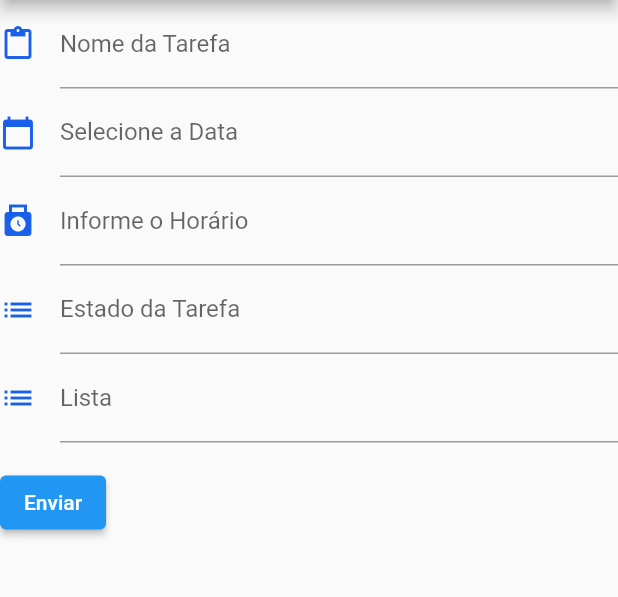
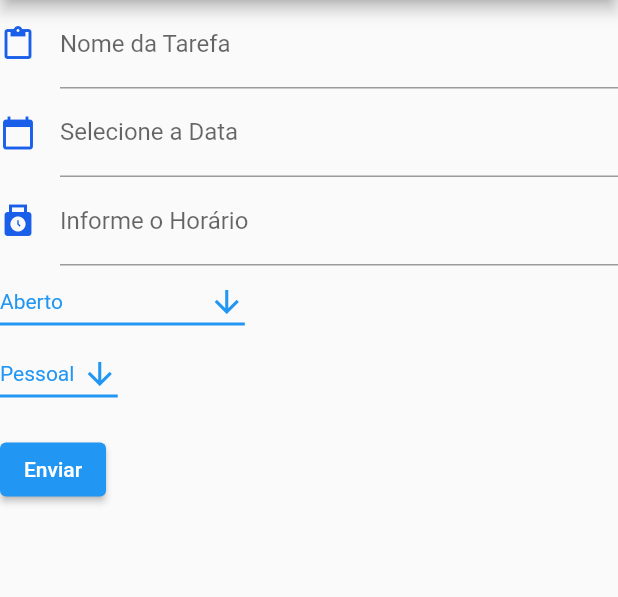
Before and after one commit to lucasvt/tarefas, a Flutter app: the screen it shows after launch, after a tap on "Adicionar Nova tarefa", on a phone screen of 412 x 824 dp, the part 84-681 px from its top. Run offline on Flutter 3.47's test engine with Material 2 defaults, Android fonts, the phone set to English and light mode, and no system bars.

```diff
--- a/lib/adcionar_tarefas.dart
+++ b/lib/adcionar_tarefas.dart
@@ -39,6 +39,8 @@ class MyCustomFormState extends State<MyCustomForm> {
 
   @override
   Widget build(BuildContext context) {
+    String dropdownValue = list.first;
+    String dropdownEstado = listEstado.first;
     // Build a Form widget using the _formKey created above.
     return Form(
       key: _formKey,
@@ -69,21 +71,49 @@ class MyCustomFormState extends State<MyCustomForm> {
                   color: Color.fromARGB(255, 26, 95, 233)),
             ),
           ),
-          TextFormField(
-            decoration: const InputDecoration(
-              hintText: 'Informe o Estado da tarefa',
-              labelText: 'Estado da Tarefa',
-              icon: const Icon(Icons.list,
-                  color: Color.fromARGB(255, 26, 95, 233)),
+          DropdownButton<String>(
+            value: dropdownEstado,
+            icon: const Icon(Icons.arrow_downward, color: Colors.blue),
+            elevation: 16,
+            style: const TextStyle(color: Colors.blue),
+            underline: Container(
+              height: 2,
+              color: Colors.blue,
             ),
+            onChanged: (String? value) {
+              // This is called when the user selects an item.
+              setState(() {
+                dropdownEstado = value!;
+              });
+            },
+            items: listEstado.map<DropdownMenuItem<String>>((String value) {
+              return DropdownMenuItem<String>(
+                value: value,
+                child: Text(value),
+              );
+            }).toList(),
           ),
-          TextFormField(
-            decoration: const InputDecoration(
-              hintText: 'Adcionar a uma lista',
-              labelText: 'Lista',
-              icon: const Icon(Icons.list,
-                  color: Color.fromARGB(255, 26, 95, 233)),
+          DropdownButton<String>(
+            value: dropdownValue,
+            icon: const Icon(Icons.arrow_downward, color: Colors.blue),
+            elevation: 16,
+            style: const TextStyle(color: Colors.blue),
+            underline: Container(
+              height: 2,
+              color: Colors.blue,
             ),
+            onChanged: (String? value) {
+              // This is called when the user selects an item.
+              setState(() {
+                dropdownValue = value!;
+              });
+            },
+            items: list.map<DropdownMenuItem<String>>((String value) {
+              return DropdownMenuItem<String>(
+                value: value,
+                child: Text(value),
+              );
+            }).toList(),
           ),
           Padding(
             padding: const EdgeInsets.symmetric(vertical: 16.0),
--- a/lib/main.dart
+++ b/lib/main.dart
@@ -13,9 +13,17 @@ final ButtonStyle flatButtonStyle = TextButton.styleFrom(
 );
 
 void main() => runApp(MaterialApp(home: MyApp()));
+const List<String> list = <String>['Pessoal', 'Trabalho', 'Estudo', 'Lazer'];
+const List<String> listEstado = <String>[
+  'Aberto',
+  'Concluido',
+  'excluido',
+  'aguardando Liberação'
+];
 
 class MyApp extends StatelessWidget {
   List _listaTarefas = ["Ir ao mercado", "estudar", "Pedalar"];
+
 
   @override
   Widget build(BuildContext context) {
```
